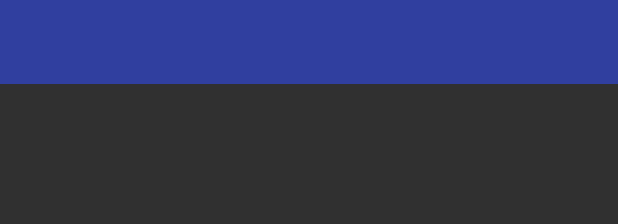
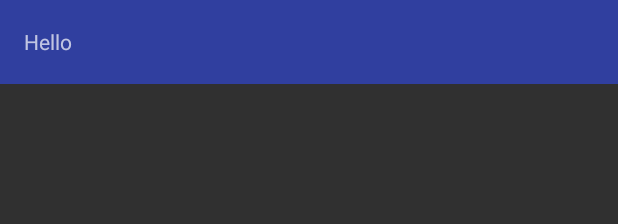
Before and after one commit to Nixon3333/MVPToDoList, an Android app: the layout toolbar.xml on its own in the app's theme, with its tools: preview values and no code run, on a phone screen of 412 x 824 dp. Shown: the top 224 px of the screen. Run offline under Robolectric (Android 15) with nearby library versions, the phone set to English and light mode, and no system bars.

Commit message:
Added item counter

```diff
--- a/app/src/main/java/com/todo/todolist/ui/MainActivity.java
+++ b/app/src/main/java/com/todo/todolist/ui/MainActivity.java
@@ -14,6 +14,7 @@ import android.util.Log;
 import android.view.Menu;
 import android.view.MenuItem;
 import android.view.View;
+import android.widget.TextView;
 
 import com.todo.todolist.BroadcastManager;
 import com.todo.todolist.R;
@@ -32,6 +33,7 @@ public class MainActivity extends AppCompatActivity implements Contract.View {
     private RecyclerView recyclerView;
     private Toolbar toolbar;
     private TaskAdapter taskAdapter;
+    private TextView tvToolbarItemCount;
     private int ADD_REQUEST_CODE = 1;
     private int EDIT_REQUEST_CODE = 2;
 
@@ -69,6 +71,8 @@ public class MainActivity extends AppCompatActivity implements Contract.View {
         taskAdapter = new TaskAdapter();
         taskAdapter.setTaskList(list);
         recyclerView.setAdapter(taskAdapter);
+        tvToolbarItemCount = findViewById(R.id.tvToolbarItemCount);
+        tvToolbarItemCount.setText(String.valueOf(recyclerView.getAdapter().getItemCount()));
     }
 
 
--- a/app/src/main/res/layout/activity_main.xml
+++ b/app/src/main/res/layout/activity_main.xml
@@ -23,7 +23,7 @@
             android:onClick="onFabClick"
             android:src="@drawable/ic_add_white"
             app:fabSize="normal"
-            app:layout_behavior=".FabHideOnScroll" />
+            app:layout_behavior=".utils.FabHideOnScroll" />
 
         <android.support.v7.widget.RecyclerView
             android:id="@+id/recyclerView"
--- a/app/src/main/res/layout/toolbar.xml
+++ b/app/src/main/res/layout/toolbar.xml
@@ -4,4 +4,12 @@
     xmlns:android="http://schemas.android.com/apk/res/android"
     android:layout_width="match_parent"
     android:layout_height="?attr/actionBarSize"
-    android:background="@color/colorPrimaryDark" />
+    android:background="@color/colorPrimaryDark">
+
+    <TextView
+        android:id="@+id/tvToolbarItemCount"
+        android:layout_width="match_parent"
+        android:layout_height="wrap_content"
+        android:text="Hello"/>
+
+</android.support.v7.widget.Toolbar>
```
